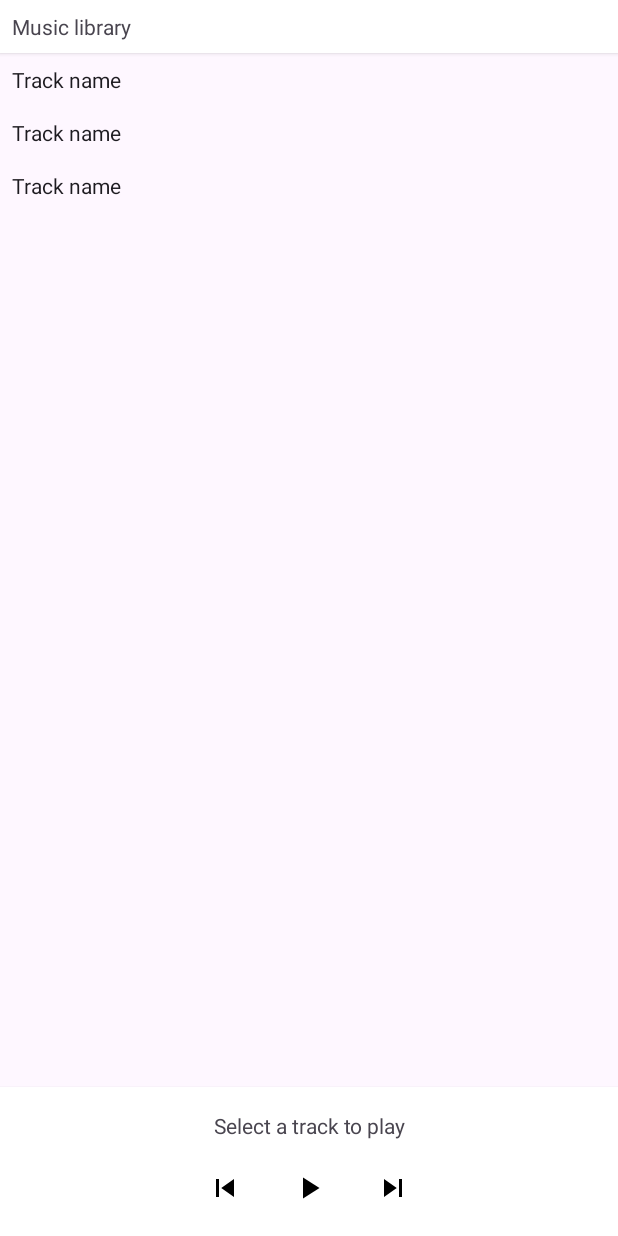
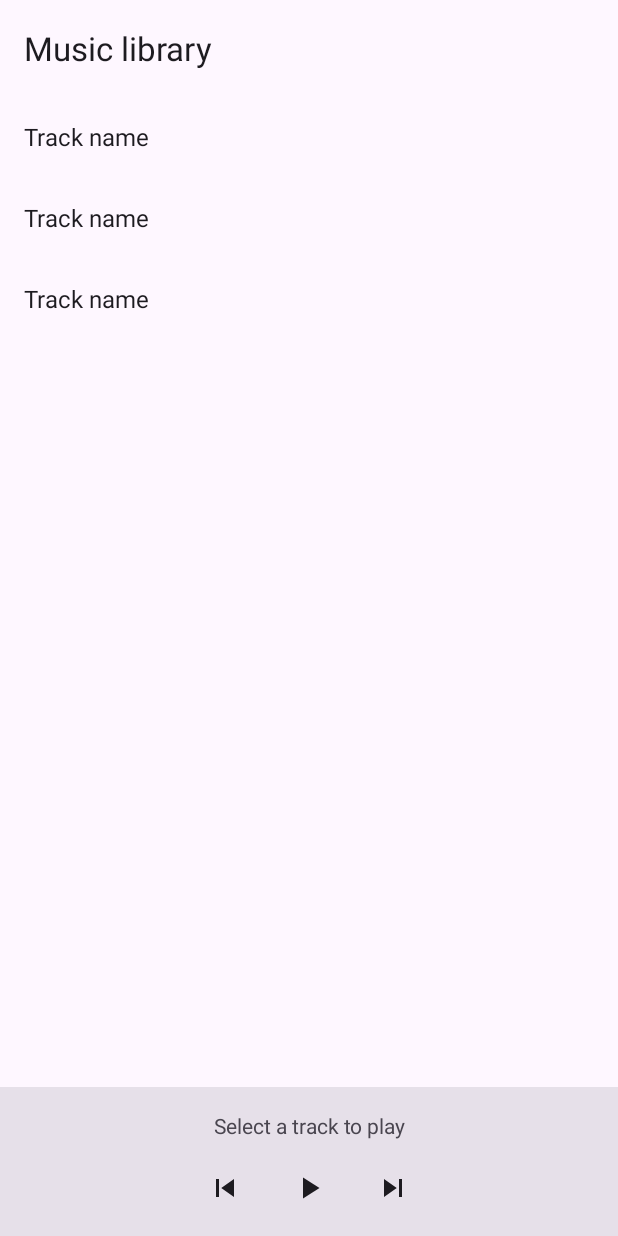
Before and after one commit to Nikololoshka/Aston_intensiv_1, an Android app: the layout activity_main.xml on its own in the app's theme, with its tools: preview values and no code run, on a phone screen of 412 x 824 dp. Run offline under Robolectric (Android 15) with nearby library versions, the phone set to English and light mode, and no system bars.

Commit message:
Изменен layout

```diff
--- a/app/src/main/res/layout/activity_main.xml
+++ b/app/src/main/res/layout/activity_main.xml
@@ -7,18 +7,10 @@
     android:orientation="vertical"
     tools:context=".MainActivity">
 
-    <androidx.cardview.widget.CardView
+    <androidx.appcompat.widget.Toolbar
         android:layout_width="match_parent"
         android:layout_height="wrap_content"
-        app:cardCornerRadius="0dp">
-
-        <TextView
-            android:layout_width="wrap_content"
-            android:layout_height="wrap_content"
-            android:padding="8dp"
-            android:text="@string/music_library" />
-
-    </androidx.cardview.widget.CardView>
+        app:title="@string/music_library" />
 
     <androidx.recyclerview.widget.RecyclerView
         android:id="@+id/track_library_list"
@@ -29,6 +21,7 @@
         tools:listitem="@layout/track_item" />
 
     <androidx.cardview.widget.CardView
+        style="@style/Widget.Material3.CardView.Filled"
         android:layout_width="match_parent"
         android:layout_height="wrap_content"
         app:cardCornerRadius="0dp">
@@ -61,7 +54,8 @@
                     android:layout_height="48dp"
                     android:background="?android:attr/selectableItemBackground"
                     android:contentDescription="@string/previous_track_button"
-                    android:src="@drawable/ic_skip_previous" />
+                    android:src="@drawable/ic_skip_previous"
+                    app:tint="?colorOnBackground" />
 
                 <ImageButton
                     android:id="@+id/play_pause_button"
@@ -70,7 +64,8 @@
                     android:layout_marginHorizontal="8dp"
                     android:background="?android:attr/selectableItemBackground"
                     android:contentDescription="@string/play_pause_button"
-                    android:src="@drawable/ic_play_arrow" />
+                    android:src="@drawable/ic_play_arrow"
+                    app:tint="?colorOnBackground" />
 
                 <ImageButton
                     android:id="@+id/next_track_button"
@@ -78,7 +73,8 @@
                     android:layout_height="48dp"
                     android:background="?android:attr/selectableItemBackground"
                     android:contentDescription="@string/next_track_button"
-                    android:src="@drawable/ic_skip_next" />
+                    android:src="@drawable/ic_skip_next"
+                    app:tint="?colorOnBackground" />
 
 
             </LinearLayout>
--- a/app/src/main/res/layout/track_item.xml
+++ b/app/src/main/res/layout/track_item.xml
@@ -5,6 +5,7 @@
     android:layout_width="match_parent"
     android:layout_height="wrap_content"
     android:background="?android:attr/selectableItemBackground"
-    android:padding="8dp"
+    android:textSize="16sp"
+    android:padding="16dp"
     android:textColor="?android:textColorPrimary"
     tools:text="Track name" />
```
